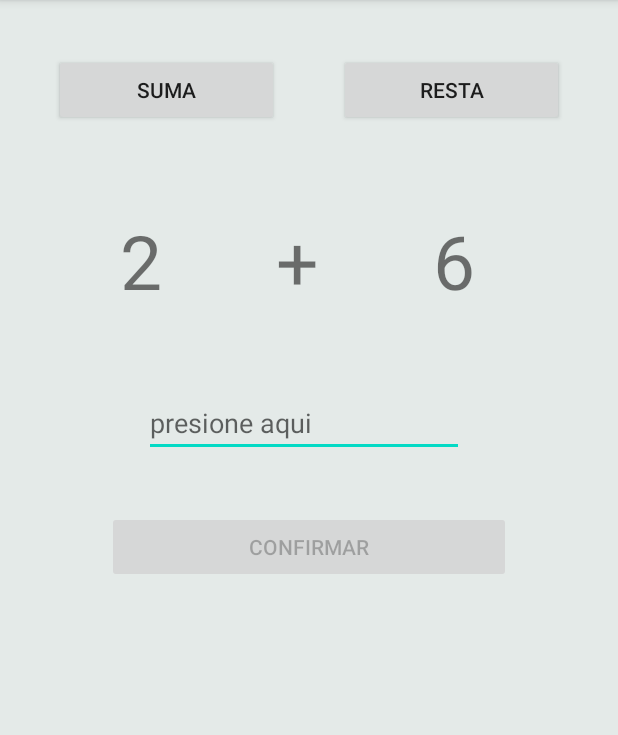
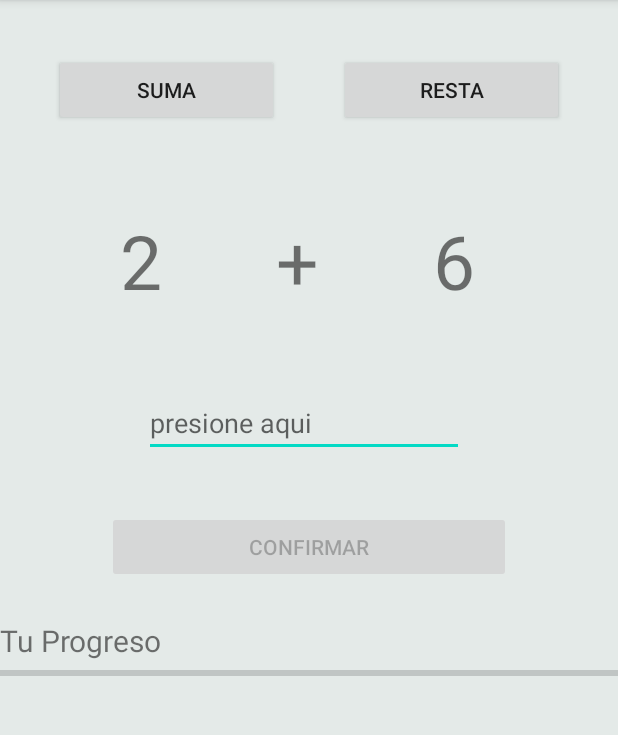
Before and after one commit to joni1023/LearnToMath, an Android app: the screen it shows after launch (MainActivity), on a phone screen of 412 x 824 dp, the part 84-819 px from its top. Run offline under Robolectric (Android 15) with nearby library versions, the phone set to English and light mode, and no system bars.

Commit message:
agragando progressbar

```diff
--- a/app/src/main/java/com/example/mentalmath/MainActivity.kt
+++ b/app/src/main/java/com/example/mentalmath/MainActivity.kt
@@ -4,6 +4,7 @@ import android.os.Bundle
 import android.text.Editable
 import android.text.TextWatcher
 import android.view.View
+import android.widget.ProgressBar
 import android.widget.Toast
 import androidx.appcompat.app.AppCompatActivity
 import kotlinx.android.synthetic.main.activity_main.*
@@ -21,18 +22,13 @@ class MainActivity : AppCompatActivity(),View.OnClickListener {
         createSuma()
         result.addTextChangedListener(object : TextWatcher {
             override fun beforeTextChanged(s: CharSequence?, start: Int, count: Int, after: Int) {
-
             }
 
             override fun onTextChanged(s: CharSequence?, start: Int, before: Int, count: Int) {
-                Toast.makeText(this@MainActivity, start.toString(), Toast.LENGTH_SHORT).show()
                 btn_confirm.isEnabled = s!!.isNotEmpty()
-
             }
 
             override fun afterTextChanged(s: Editable) {
-
-
             }
 
         })
@@ -67,6 +63,7 @@ class MainActivity : AppCompatActivity(),View.OnClickListener {
     }
 
     private fun enviarResult() {
+
         val num1: Int = Integer.parseInt(numOne.text.toString())
         val num2: Int = Integer.parseInt(numtwo.text.toString())
         val signo = signed.text.toString()
@@ -76,6 +73,7 @@ class MainActivity : AppCompatActivity(),View.OnClickListener {
             when (signo) {
                 "+" -> if (res == num1 + num2) {
                     correctoylimpiar()
+                    progressBar.incrementProgressBy(10)
                     createSuma()
                 } else {
                     incorrectoylimpiar()
@@ -83,6 +81,7 @@ class MainActivity : AppCompatActivity(),View.OnClickListener {
                 }
                 "-" -> if (res == num1 - num2) {
                     correctoylimpiar()
+                    progressBar.incrementProgressBy(10)
                     createResta()
                 } else {
                     incorrectoylimpiar()
--- a/app/src/main/res/layout/activity_main.xml
+++ b/app/src/main/res/layout/activity_main.xml
@@ -82,4 +82,30 @@
         android:textSize="50sp"
         app:layout_constraintStart_toEndOf="@+id/numOne"
         app:layout_constraintTop_toBottomOf="@+id/btn_suma" />
+
+
+    <ProgressBar
+        android:id="@+id/progressBar"
+        style="?android:attr/progressBarStyleHorizontal"
+        android:layout_width="match_parent"
+        android:layout_height="wrap_content"
+        android:progressTint="#B2FF59"
+        android:visibility="visible"
+        app:layout_constraintBottom_toBottomOf="parent"
+        app:layout_constraintTop_toBottomOf="@+id/btn_confirm"
+        app:layout_constraintVertical_bias="0.143"
+        tools:layout_editor_absoluteX="0dp" />
+
+    <TextView
+        android:id="@+id/textView"
+        android:layout_width="match_parent"
+        android:layout_height="wrap_content"
+        android:text="@string/progreso"
+        android:textSize="20sp"
+        app:layout_constraintBottom_toTopOf="@+id/progressBar"
+        app:layout_constraintStart_toStartOf="parent"
+        app:layout_constraintTop_toBottomOf="@+id/btn_confirm"
+        app:layout_constraintVertical_bias="1.0" />
+
+
 </androidx.constraintlayout.widget.ConstraintLayout>
--- a/app/src/main/res/values/strings.xml
+++ b/app/src/main/res/values/strings.xml
@@ -5,4 +5,5 @@
     <string name="suma">suma</string>
     <string name="resta">resta</string>
     <string name="signo">+</string>
+    <string name="progreso">Tu Progreso</string>
 </resources>
```
